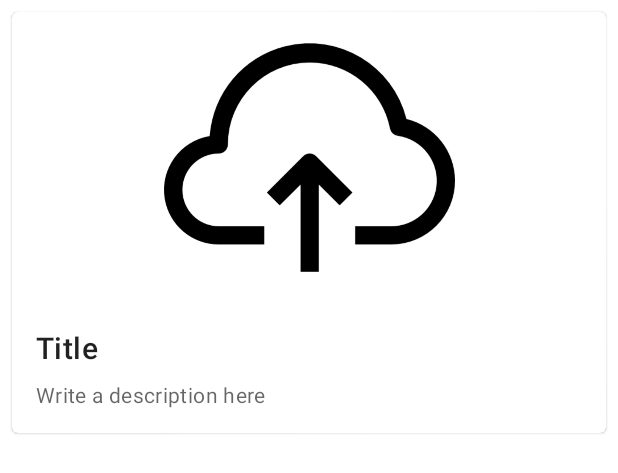
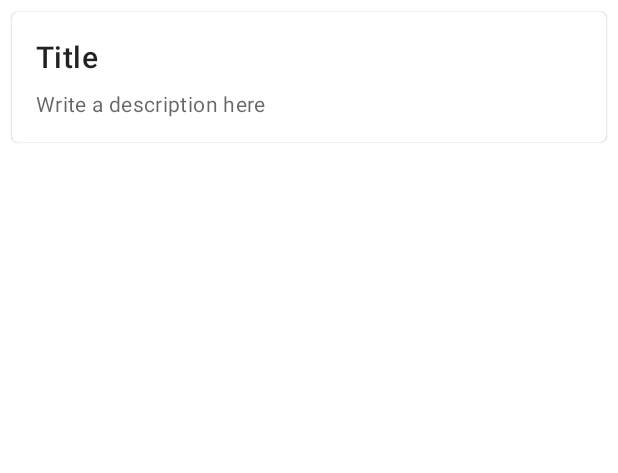
Before and after one commit to Keyboard-Spartans/i-mood-meter, an Android app: the layout single_memory_compact.xml on its own in the app's theme, with its tools: preview values and no code run, on a phone screen of 412 x 824 dp. Shown: the top 473 px of the screen. Run offline under Robolectric (Android 15) with nearby library versions, the phone set to English and light mode, and no system bars.

```diff
--- a/app/src/main/res/layout/single_memory_compact.xml
+++ b/app/src/main/res/layout/single_memory_compact.xml
@@ -1,7 +1,6 @@
 <?xml version="1.0" encoding="utf-8"?>
 <com.google.android.material.card.MaterialCardView
     xmlns:android="http://schemas.android.com/apk/res/android"
-    xmlns:app="http://schemas.android.com/apk/res-auto"
     android:layout_width="match_parent"
     android:layout_height="wrap_content"
     android:layout_margin="8dp">
@@ -14,9 +13,9 @@
         <ImageView
             android:id="@+id/image"
             android:layout_width="match_parent"
-            android:layout_height="194dp"
-            app:srcCompat="@drawable/upload_icon"
-            android:scaleType="centerInside"
+            android:layout_height="wrap_content"
+            android:adjustViewBounds="true"
+            android:scaleType="centerCrop"
             android:contentDescription="@string/title"
             />
 
--- a/app/src/main/res/layout/single_memory_detail.xml
+++ b/app/src/main/res/layout/single_memory_detail.xml
@@ -25,7 +25,6 @@
             android:id="@+id/image"
             android:layout_height="wrap_content"
             android:layout_width="match_parent"
-            app:srcCompat="@drawable/upload_icon"
             android:adjustViewBounds="true"
             android:scaleType="centerInside"
             android:contentDescription="@string/title"
```
Also changed, not shown: app/src/main/java/com/example/imoodmeter/AddMemoryActivity.java (+6 -4 lines), app/src/main/java/com/example/imoodmeter/ViewMemoriesActivity.java (deleted, +0 -48 lines), app/src/main/java/com/example/imoodmeter/adapter/MemoryAdapter.java (+8 -1 lines), app/src/main/java/com/example/imoodmeter/controller/MemoryController.java (+3 -4 lines).
